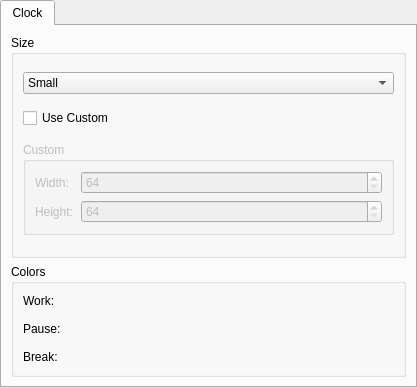
Before: the Qt Designer form ui/advancedsettings.ui in rootlocal/qt-time-tracker, drawn with Qt 5.
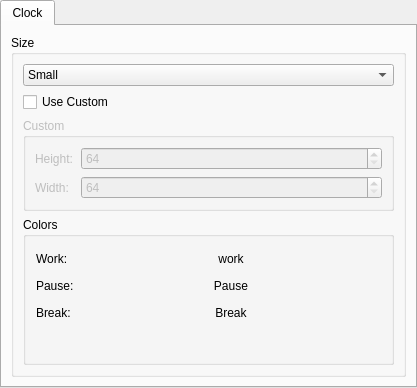
After: the same form once the commit is applied.

Diff of the .ui file:
```diff
--- a/ui/advancedsettings.ui
+++ b/ui/advancedsettings.ui
@@ -123,69 +123,8 @@
                                                 </property>
                                                 <layout class="QVBoxLayout" name="verticalLayout_4">
                                                     <item>
-                                                        <widget class="QWidget" name="widget_4" native="true">
-                                                            <layout class="QHBoxLayout" name="horizontalLayout_5">
-                                                                <property name="leftMargin">
-                                                                    <number>0</number>
-                                                                </property>
-                                                                <property name="topMargin">
-                                                                    <number>0</number>
-                                                                </property>
-                                                                <property name="rightMargin">
-                                                                    <number>0</number>
-                                                                </property>
-                                                                <property name="bottomMargin">
-                                                                    <number>0</number>
-                                                                </property>
-                                                                <item>
-                                                                    <widget class="QLabel" name="label_4">
-                                                                        <property name="minimumSize">
-                                                                            <size>
-                                                                                <width>40</width>
-                                                                                <height>0</height>
-                                                                            </size>
-                                                                        </property>
-                                                                        <property name="text">
-                                                                            <string>Width:</string>
-                                                                        </property>
-                                                                    </widget>
-                                                                </item>
-                                                                <item>
-                                                                    <widget class="QSpinBox" name="boxWidth">
-                                                                        <property name="sizePolicy">
-                                                                            <sizepolicy hsizetype="Expanding"
-                                                                                        vsizetype="Fixed">
-                                                                                <horstretch>0</horstretch>
-                                                                                <verstretch>0</verstretch>
-                                                                            </sizepolicy>
-                                                                        </property>
-                                                                        <property name="minimum">
-                                                                            <number>64</number>
-                                                                        </property>
-                                                                        <property name="maximum">
-                                                                            <number>512</number>
-                                                                        </property>
-                                                                    </widget>
-                                                                </item>
-                                                            </layout>
-                                                        </widget>
-                                                    </item>
-                                                    <item>
-                                                        <widget class="QWidget" name="widget_5" native="true">
-                                                            <layout class="QHBoxLayout" name="horizontalLayout_6">
-                                                                <property name="leftMargin">
-                                                                    <number>0</number>
-                                                                </property>
-                                                                <property name="topMargin">
-                                                                    <number>0</number>
-                                                                </property>
-                                                                <property name="rightMargin">
-                                                                    <number>0</number>
-                                                                </property>
-                                                                <property name="bottomMargin">
-                                                                    <number>0</number>
-                                                                </property>
-                                                                <item>
+              <layout class="QFormLayout" name="formLayout">
+               <item row="0" column="0">
                                                                     <widget class="QLabel" name="label_5">
                                                                         <property name="minimumSize">
                                                                             <size>
@@ -193,12 +132,18 @@
                                                                                 <height>0</height>
                                                                             </size>
                                                                         </property>
+                 <property name="layoutDirection">
+                  <enum>Qt::LeftToRight</enum>
+                 </property>
                                                                         <property name="text">
                                                                             <string>Height:</string>
                                                                         </property>
-                                                                    </widget>
-                                                                </item>
-                                                                <item>
+                 <property name="alignment">
+                  <set>Qt::AlignLeading|Qt::AlignLeft|Qt::AlignVCenter</set>
+                 </property>
+                </widget>
+               </item>
+               <item row="0" column="1">
                                                                     <widget class="QSpinBox" name="boxHeight">
                                                                         <property name="sizePolicy">
                                                                             <sizepolicy hsizetype="Expanding"
@@ -215,49 +160,90 @@
                                                                         </property>
                                                                     </widget>
                                                                 </item>
-                                                            </layout>
-                                                        </widget>
-                                                    </item>
-                                                </layout>
-                                            </widget>
+               <item row="1" column="0">
+                <widget class="QLabel" name="label_4">
+                 <property name="minimumSize">
+                  <size>
+                   <width>40</width>
+                   <height>0</height>
+                  </size>
+                 </property>
+                 <property name="layoutDirection">
+                  <enum>Qt::LeftToRight</enum>
+                 </property>
+                 <property name="text">
+                  <string>Width:</string>
+                 </property>
+                 <property name="alignment">
+                  <set>Qt::AlignLeading|Qt::AlignLeft|Qt::AlignVCenter</set>
+                 </property>
+                </widget>
+               </item>
+               <item row="1" column="1">
+                <widget class="QSpinBox" name="boxWidth">
+                 <property name="sizePolicy">
+                  <sizepolicy hsizetype="Expanding" vsizetype="Fixed">
+                   <horstretch>0</horstretch>
+                   <verstretch>0</verstretch>
+                  </sizepolicy>
+                 </property>
+                 <property name="minimum">
+                  <number>64</number>
+                 </property>
+                 <property name="maximum">
+                  <number>512</number>
+                 </property>
+                </widget>
+               </item>
+              </layout>
                                         </item>
                                     </layout>
                                 </widget>
                             </item>
                             <item>
                                 <widget class="QGroupBox" name="groupBox">
+            <property name="font">
+             <font>
+              <kerning>true</kerning>
+             </font>
+            </property>
                                     <property name="title">
                                         <string>Colors</string>
                                     </property>
                                     <layout class="QVBoxLayout" name="verticalLayout_3">
+             <property name="spacing">
+              <number>5</number>
+             </property>
+             <property name="sizeConstraint">
+              <enum>QLayout::SetDefaultConstraint</enum>
+             </property>
                                         <property name="leftMargin">
-                                            <number>0</number>
+              <number>5</number>
                                         </property>
                                         <property name="topMargin">
                                             <number>6</number>
                                         </property>
                                         <property name="rightMargin">
-                                            <number>0</number>
+              <number>5</number>
                                         </property>
                                         <property name="bottomMargin">
                                             <number>6</number>
                                         </property>
                                         <item>
-                                            <widget class="QWidget" name="widget_3" native="true">
-                                                <layout class="QHBoxLayout" name="horizontalLayout_2">
+              <layout class="QFormLayout" name="formLayout_2">
                                                     <property name="leftMargin">
-                                                        <number>9</number>
+                <number>5</number>
                                                     </property>
                                                     <property name="topMargin">
-                                                        <number>0</number>
+                <number>5</number>
                                                     </property>
                                                     <property name="rightMargin">
-                                                        <number>9</number>
+                <number>5</number>
                                                     </property>
                                                     <property name="bottomMargin">
-                                                        <number>0</number>
-                                                    </property>
-                                                    <item>
+                <number>5</number>
+               </property>
+               <item row="0" column="0">
                                                         <widget class="QLabel" name="label">
                                                             <property name="sizePolicy">
                                                                 <sizepolicy hsizetype="Preferred" vsizetype="Preferred">
@@ -276,7 +262,7 @@
                                                             </property>
                                                         </widget>
                                                     </item>
-                                                    <item>
+               <item row="0" column="1">
                                                         <widget class="QPushButton" name="btnClockWorkColor">
                                                             <property name="sizePolicy">
                                                                 <sizepolicy hsizetype="MinimumExpanding"
@@ -289,32 +275,14 @@
                                                                 <string notr="true"/>
                                                             </property>
                                                             <property name="text">
-                                                                <string/>
+                  <string>work</string>
                                                             </property>
                                                             <property name="flat">
                                                                 <bool>true</bool>
                                                             </property>
                                                         </widget>
                                                     </item>
-                                                </layout>
-                                            </widget>
-                                        </item>
-                                        <item>
-                                            <widget class="QWidget" name="widget_2" native="true">
-                                                <layout class="QHBoxLayout" name="horizontalLayout_3">
-                                                    <property name="leftMargin">
-                                                        <number>9</number>
-                                                    </property>
-                                                    <property name="topMargin">
-                                                        <number>0</number>
-                                                    </property>
-                                                    <property name="rightMargin">
-                                                        <number>9</number>
-                                                    </property>
-                                                    <property name="bottomMargin">
-                                                        <number>0</number>
-                                                    </property>
-                                                    <item>
+               <item row="1" column="0">
                                                         <widget class="QLabel" name="label_2">
                                                             <property name="sizePolicy">
                                                                 <sizepolicy hsizetype="Preferred" vsizetype="Preferred">
@@ -333,7 +301,7 @@
                                                             </property>
                                                         </widget>
                                                     </item>
-                                                    <item>
+               <item row="1" column="1">
                                                         <widget class="QPushButton" name="btnClockPauseColor">
                                                             <property name="sizePolicy">
                                                                 <sizepolicy hsizetype="MinimumExpanding"
@@ -343,26 +311,14 @@
                                                                 </sizepolicy>
                                                             </property>
                                                             <property name="text">
-                                                                <string/>
+                  <string>Pause</string>
                                                             </property>
                                                             <property name="flat">
                                                                 <bool>true</bool>
                                                             </property>
                                                         </widget>
                                                     </item>
-                                                </layout>
-                                            </widget>
-                                        </item>
-                                        <item>
-                                            <widget class="QWidget" name="widget" native="true">
-                                                <layout class="QHBoxLayout" name="horizontalLayout_4">
-                                                    <property name="topMargin">
-                                                        <number>0</number>
-                                                    </property>
-                                                    <property name="bottomMargin">
-                                                        <number>0</number>
-                                                    </property>
-                                                    <item>
+               <item row="2" column="0">
                                                         <widget class="QLabel" name="label_3">
                                                             <property name="sizePolicy">
                                                                 <sizepolicy hsizetype="Preferred" vsizetype="Preferred">
@@ -381,7 +337,7 @@
                                                             </property>
                                                         </widget>
                                                     </item>
-                                                    <item>
+               <item row="2" column="1">
                                                         <widget class="QPushButton" name="btnClockBreakColor">
                                                             <property name="sizePolicy">
                                                                 <sizepolicy hsizetype="MinimumExpanding"
@@ -391,12 +347,14 @@
                                                                 </sizepolicy>
                                                             </property>
                                                             <property name="text">
-                                                                <string/>
+                  <string>Break</string>
                                                             </property>
                                                             <property name="flat">
                                                                 <bool>true</bool>
                                                             </property>
                                                         </widget>
+               </item>
+              </layout>
                                                     </item>
                                                 </layout>
                                             </widget>
```
Left out of the diff: 62 changed lines with no effect on the pictures. Lines whose indentation alone changed are shown as unchanged.
